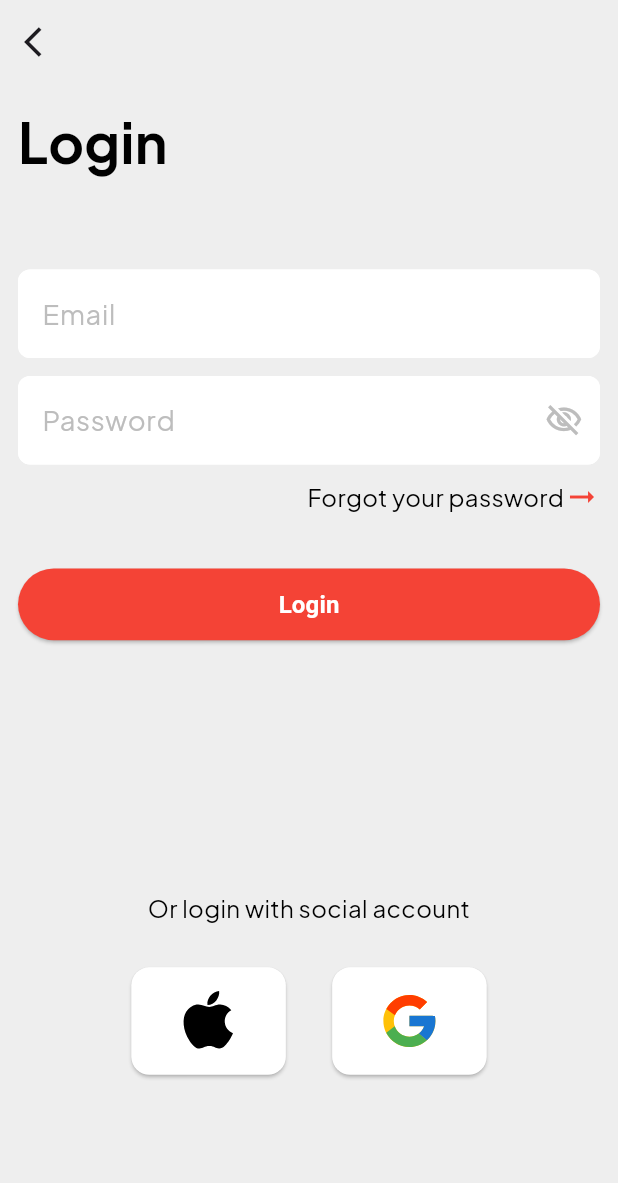
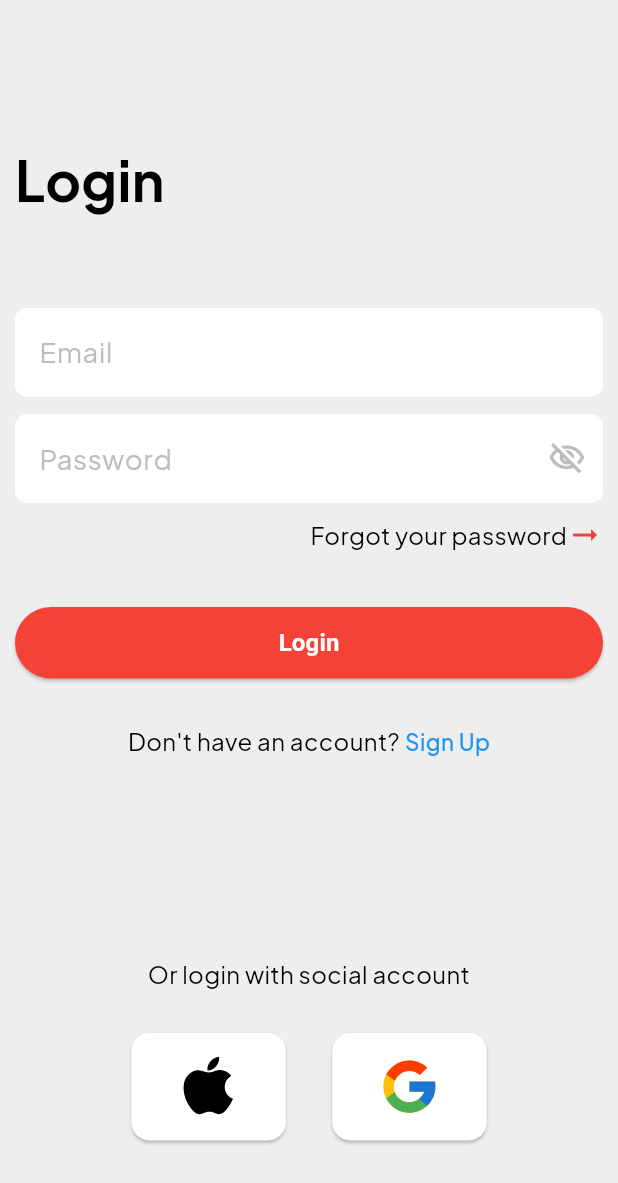
Before and after one commit to arpitWork1999/e_commerce_app, a Flutter app: the LoginScreen screen opened by its route, on a phone screen of 412 x 824 dp. Shown: the top 1183 px of the screen. Run offline on Flutter 3.47's test engine with Material 3 defaults, Android fonts, the phone set to English and light mode, and no system bars; our stand-ins replace cached_network_image, flutter_screenutil, flutter_svg, fluttertoast, get, google_fonts and 3 more.

Commit message:
Worked on signup and login screen

```diff
--- a/lib/core/constants/app_strings.dart
+++ b/lib/core/constants/app_strings.dart
@@ -1,6 +1,7 @@
 class AppStrings {
   static const signUp = "Sign Up";
   static const login = "Login";
+  static const dontHaveAnAccount = "Don't have an account?";
   static const forgotPassword = "Forgot password";
   static const name = "Name";
   static const email = "Email";
--- a/lib/features/home_page/screen/home_page.dart
+++ b/lib/features/home_page/screen/home_page.dart
@@ -22,7 +22,7 @@ class HomePageScreen extends StatelessWidget {
   buildBottomNavigationValue(context, navController) {
     return Obx(() => BottomNavigationBar(
           type: BottomNavigationBarType.fixed,
-          iconSize: 40,
+          iconSize: 35,
           selectedItemColor: Colors.red,
           unselectedItemColor: Colors.grey,
           unselectedLabelStyle: unselectedLabelStyle,
--- a/lib/features/login/screen/login_screen.dart
+++ b/lib/features/login/screen/login_screen.dart
@@ -2,6 +2,7 @@ import 'package:flutter/material.dart';
 import 'package:flutter_screenutil/flutter_screenutil.dart';
 import 'package:fluttertoast/fluttertoast.dart';
 import 'package:get/get.dart';
+import 'package:google_fonts/google_fonts.dart';
 import '../../../core/asset_widget/common_button.dart';
 import '../../../core/asset_widget/common_image_widget.dart';
 import '../../../core/asset_widget/common_textfield.dart';
@@ -43,26 +44,29 @@ class LoginScreen extends StatelessWidget {
 
   @override
   Widget build(BuildContext context) {
-    return SafeArea(
-      child: Scaffold(
+    return Scaffold(
         backgroundColor: Colors.grey[200],
-          appBar: AppBar(
-            backgroundColor: Colors.grey[200],
-            surfaceTintColor: Colors.transparent,
-            leading: IconButton(
-                onPressed: () {
-                  Get.toNamed(Routes.signUp);
-                },
-                icon: Icon(Icons.arrow_back_ios)),
-          ),
+        // appBar: AppBar(
+        //   backgroundColor: Colors.grey[200],
+        //   surfaceTintColor: Colors.transparent,
+        //   leading: IconButton(
+        //       onPressed: () {
+        //         Get.back();
+        //         // Get.toNamed(Routes.signUp);
+        //       },
+        //       icon: Icon(Icons.arrow_back_ios)),
+        // ),
         body: Padding(
-            padding: const EdgeInsets.all(12),
+          padding: const EdgeInsets.all(10),
           child: SingleChildScrollView(
             child: Form(
               key: formKey,
               child: Column(
                   crossAxisAlignment: CrossAxisAlignment.start,
                   children: [
+                    SizedBox(
+                      height: 70.h,
+                    ),
                     AppTextWidget.titleText(AppStrings.login),
                     SizedBox(
                       height: 50.h,
@@ -79,7 +83,7 @@ class LoginScreen extends StatelessWidget {
                           if (value == '') {
                             return AppStrings.enterEmail;
                           } else {
-                              return  AppStrings.provideEmailAddress;
+                            return AppStrings.provideEmailAddress;
                           }
                         }
                         return null;
@@ -93,7 +97,6 @@ class LoginScreen extends StatelessWidget {
                       isObscure: true,
                       keyboardType: TextInputType.text,
                       hintText: AppStrings.password,
-
                       validator: (value) {
                         if (value == null || value.isEmpty) {
                           return AppStrings.enterPassword;
@@ -107,7 +110,7 @@ class LoginScreen extends StatelessWidget {
                     GestureDetector(
                       onTap: () {
                         controller.clearTextInput();
-                          Get.offAllNamed(Routes.forgotPassword);
+                        Get.toNamed(Routes.forgotPassword);
                       },
                       child: Row(
                         mainAxisAlignment: MainAxisAlignment.end,
@@ -130,7 +133,28 @@ class LoginScreen extends StatelessWidget {
                           logIn();
                         }),
                     SizedBox(
-                        height: 140.h,
+                      height: 15.h,
+                    ),
+                    Row(
+                      mainAxisAlignment: MainAxisAlignment.center,
+                      children: [
+                        AppTextWidget.NormalText(AppStrings.dontHaveAnAccount),
+                        IconButton(
+                            onPressed: () {
+                              Get.offAndToNamed(Routes.signUp);
+                            },
+                            padding: EdgeInsets.only(left: 3.w),
+                            icon: Text(AppStrings.signUp,
+                                style: GoogleFonts.plusJakartaSans(
+                                  textStyle: TextStyle(
+                                      fontSize: 15,
+                                      fontWeight: FontWeight.w500,
+                                      color: Colors.blue),
+                                ))),
+                      ],
+                    ),
+                    SizedBox(
+                      height: 100.h,
                     ),
                     Center(
                         child: AppTextWidget.NormalText(
@@ -151,8 +175,7 @@ class LoginScreen extends StatelessWidget {
                   ]),
             ),
           ),
-          )),
-    );
+        ));
   }
 
   Widget containerCard({String? imagePath}) {
--- a/lib/features/otp_screen/screen/otp_screen.dart
+++ b/lib/features/otp_screen/screen/otp_screen.dart
@@ -40,8 +40,7 @@ class OtpScreen extends StatelessWidget {
 
   @override
   Widget build(BuildContext context) {
-    return SafeArea(
-      child: GestureDetector(
+    return GestureDetector(
       onTap: FocusManager.instance.primaryFocus?.unfocus,
       child: Scaffold(
         backgroundColor: Colors.grey[200],
@@ -105,7 +104,6 @@ class OtpScreen extends StatelessWidget {
           ),
         ),
       ),
-      ),
     );
   }
 }
```
Also changed, not shown: lib/features/forgot_password/screen/forgot_password_screen.dart (+6 -6 lines), lib/features/sign_up/screen/sign_up_screen.dart (+15 -11 lines), lib/main.dart (+6 -12 lines), 1 other file. Lines whose indentation alone changed are shown as unchanged.
